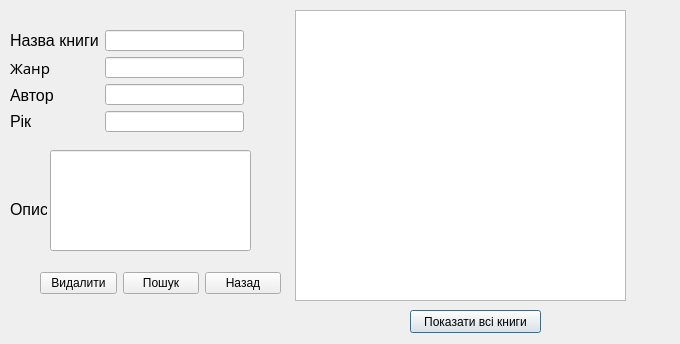
Above: courses/prog_base_3/project/Kyrs/deletebook.ui from antonmazun/gogog before the change. Below: the same form after it.
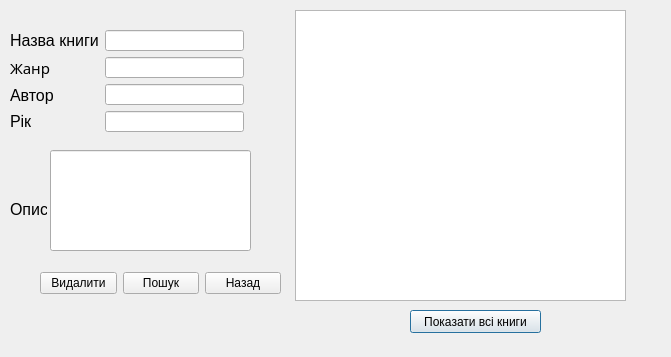
That is the form after the change.

Diff of the .ui file:
```diff
--- a/courses/prog_base_3/project/Kyrs/deletebook.ui
+++ b/courses/prog_base_3/project/Kyrs/deletebook.ui
@@ -6,8 +6,8 @@
    <rect>
     <x>0</x>
     <y>0</y>
-    <width>680</width>
-    <height>344</height>
+    <width>671</width>
+    <height>357</height>
    </rect>
   </property>
   <property name="windowTitle">
@@ -145,7 +145,7 @@
     </item>
    </layout>
   </widget>
-  <widget class="QWidget" name="">
+  <widget class="QWidget" name="layoutWidget">
    <property name="geometry">
     <rect>
      <x>40</x>
```
